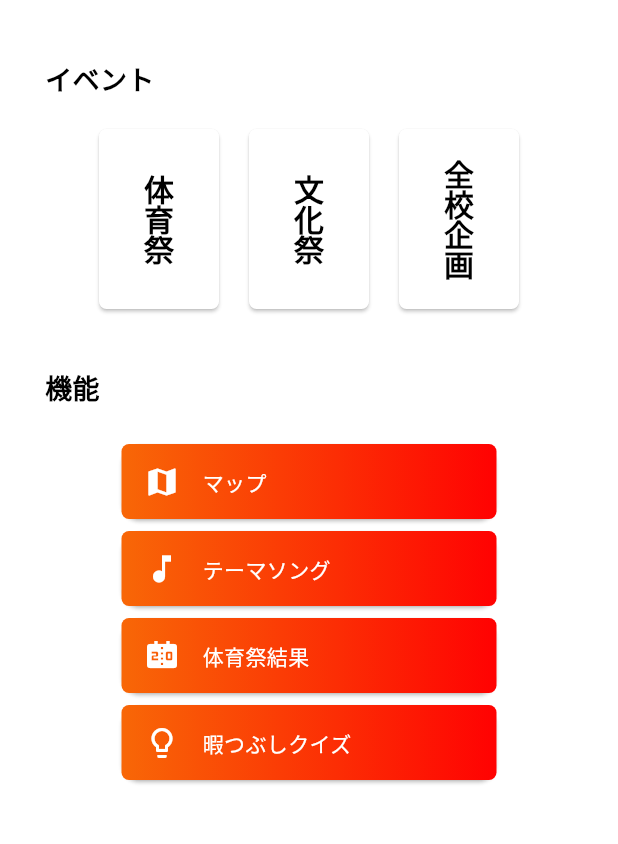
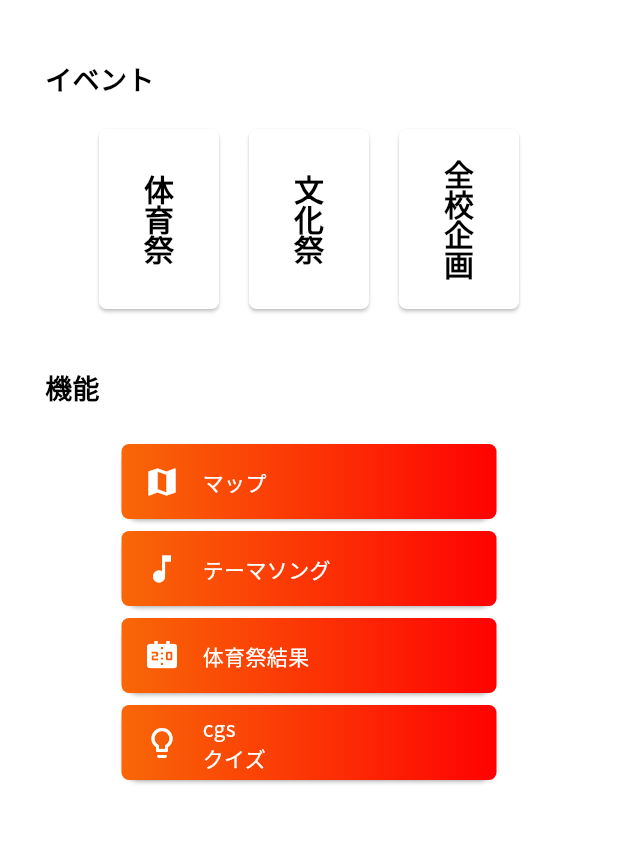
Before and after one commit to 1082108/cgsfes63-web, a Flutter app: the HomeScreen screen opened by its route, on a phone screen of 412 x 824 dp, the part 84-928 px from its top. Run offline on Flutter 3.47's test engine with Material 3 defaults, Android fonts, the light colour scheme and no system bars; our stand-ins replace audio_video_progress_bar, cloud_firestore, firebase_auth, firebase_core, firebase_messaging, flutter_datetime_picker_plus and 6 more; missing offline and left inert: flutter_pdfview; accounts and stored records are empty; network calls fail.

Commit message:
Update quiz button text in home screen

```diff
--- a/lib/screens/home_screen.dart
+++ b/lib/screens/home_screen.dart
@@ -134,7 +134,7 @@ class HomeScreen extends ConsumerWidget {
                   _functionButton(text: "テーマソング", icon: Icons.music_note, onPressed: () => Navigator.of(context).pushNamed(ThemeSongScreen.routeName)),
                   _functionButton(text: "体育祭結果", icon: Icons.scoreboard, onPressed: () => Navigator.of(context).pushNamed(ResultScreen.routeName)),
                   _functionButton(
-                    text: "暇つぶしクイズ",
+                    text: "cgs\nクイズ",
                     icon: Icons.lightbulb_outline, // クイズに合うアイコンを選択
                     onPressed: () => Navigator.of(context).pushNamed(QuizPage.routeName)
                   ),
```
